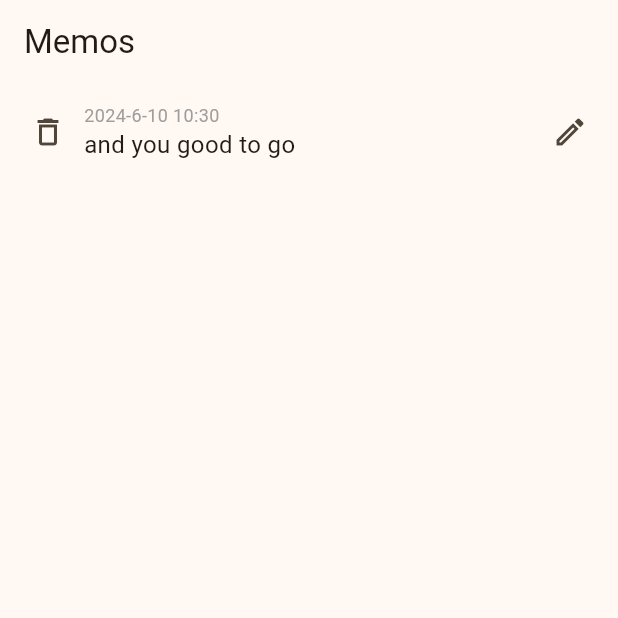
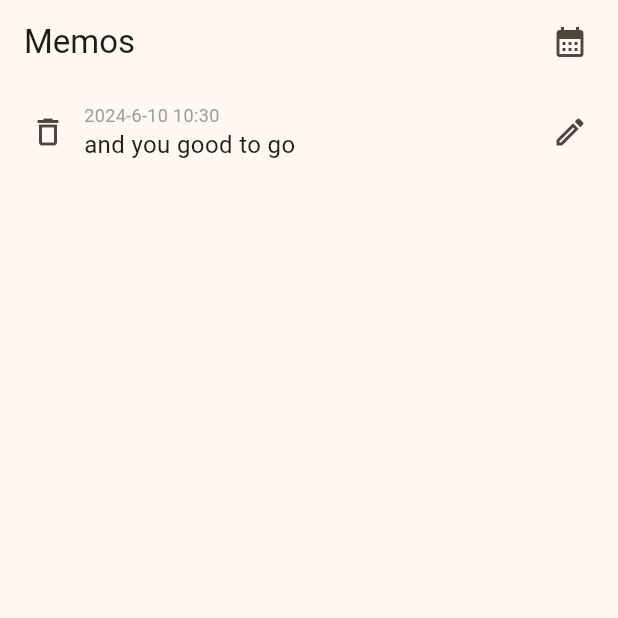
Before and after one commit to lumpsoid/octimemo, a Flutter app: the screen it shows after launch, on a phone screen of 412 x 824 dp, the top half of it. Run offline on Flutter 3.47's test engine with Material 3 defaults, Android fonts, the phone set to English and light mode, and no system bars; our stand-ins replace equatable, fast_immutable_collections, flutter_bloc, fpdart, rxdart, sqflite; accounts and stored records are empty.

Commit message:
feat: filtered notes view by date

```diff
--- a/lib/notes_overview/bloc/notes_overview_event.dart
+++ b/lib/notes_overview/bloc/notes_overview_event.dart
@@ -62,3 +62,16 @@ final class NotesOverviewToClipboard extends NotesOverviewEvent {
 final class NotesOverviewToggleTheme extends NotesOverviewEvent {
   const NotesOverviewToggleTheme();
 }
+
+final class NotesOverviewDatePick extends NotesOverviewEvent {
+  const NotesOverviewDatePick(this.datePicked);
+
+  final DateTime datePicked;
+
+  @override
+  List<Object> get props => [datePicked];
+}
+
+final class NotesOverviewFilterClean extends NotesOverviewEvent {
+  const NotesOverviewFilterClean();
+}
--- a/lib/notes_overview/bloc/notes_overview_state.dart
+++ b/lib/notes_overview/bloc/notes_overview_state.dart
@@ -11,6 +11,7 @@ final class NotesOverviewState extends Equatable {
     this.inputField = '',
     this.isDarkTheme = false,
     this.editingNoteId = 0,
+    this.filteredNotes = const IList<Note>.empty(),
   });
 
   final NotesOverviewStatus status;
@@ -20,6 +21,7 @@ final class NotesOverviewState extends Equatable {
   final String message;
   final String inputField;
   final bool isDarkTheme;
+  final IList<Note> filteredNotes;
 
   NotesOverviewState copyWith({
     NotesOverviewStatus? status,
@@ -28,6 +30,7 @@ final class NotesOverviewState extends Equatable {
     String? message,
     String? inputField,
     int? editingNoteId,
+    IList<Note>? filteredNotes,
   }) {
     return NotesOverviewState(
       status: status ?? this.status,
@@ -36,6 +39,7 @@ final class NotesOverviewState extends Equatable {
       message: message ?? this.message,
       inputField: inputField ?? this.inputField,
       editingNoteId: editingNoteId ?? this.editingNoteId,
+      filteredNotes: filteredNotes ?? this.filteredNotes,
     );
   }
 
@@ -47,5 +51,6 @@ final class NotesOverviewState extends Equatable {
         lastDeletedNote,
         inputField,
         editingNoteId,
+        filteredNotes,
       ];
 }
--- /dev/null
+++ b/lib/notes_overview/models/models.dart
@@ -0,0 +1 @@
+export 'notes_view_filter.dart';
--- a/lib/notes_overview/view/notes_overview_page.dart
+++ b/lib/notes_overview/view/notes_overview_page.dart
@@ -47,43 +47,18 @@ class NotesOverviewScreen extends StatelessWidget {
   Widget build(BuildContext context) {
     return Scaffold(
       appBar: AppBar(
-        title: const Text('Memos'),
-        // actions: [
-        // IconButton(
-        //   icon: const Icon(Icons.dark_mode_outlined),
-        //   onPressed: () {
-        // context
-        //     .read<NotesOverviewBloc>()
-        //     .add(const NotesOverviewToggleTheme());
-        // },
-        // ),
-        // ],
+        title: const OverviewTitle(),
+        actions: const [
+          DatePickerButton(),
+        ],
       ),
       body: SafeArea(
         child: BlocBuilder<NotesOverviewBloc, NotesOverviewState>(
           builder: (context, state) {
-            if (state.status == NotesOverviewStatus.loading) {
-              return const Center(child: CircularProgressIndicator());
+            if (state.filteredNotes.isNotEmpty) {
+              return const NotesFilteredList();
             }
-            return Column(
-              children: [
-                Expanded(
-                  child: state.notes.isEmpty
-                      ? const Center(child: Text('No notes.'))
-                      : ListView.builder(
-                          itemCount: state.notes.length,
-                          itemBuilder: (context, index) {
-                            final reversedIndex =
-                                state.notes.length - 1 - index;
-                            return NoteCard(
-                              note: state.notes[reversedIndex],
-                            );
-                          },
-                        ),
-                ),
-                const GlobalInputField(),
-              ],
-            );
+            return const NotesList();
           },
         ),
       ),
--- /dev/null
+++ b/lib/notes_overview/widgets/date_picker_button.dart
@@ -0,0 +1,39 @@
+import 'package:flutter/material.dart';
+import 'package:memocti/notes_overview/notes_overview.dart';
+import 'package:flutter_bloc/flutter_bloc.dart';
+
+class DatePickerButton extends StatelessWidget {
+  const DatePickerButton({super.key});
+
+  @override
+  Widget build(BuildContext context) {
+    return BlocBuilder<NotesOverviewBloc, NotesOverviewState>(
+        builder: (context, state) {
+      return state.filteredNotes.isEmpty
+          ? IconButton(
+              icon: const Icon(Icons.calendar_month),
+              padding: const EdgeInsets.fromLTRB(8.0, 0.0, 20.0, 0.0),
+              onPressed: () async {
+                final dateNow = DateTime.now();
+                final datePicked = await showDatePicker(
+                  context: context,
+                  initialDate: dateNow,
+                  firstDate: DateTime(2024),
+                  lastDate: dateNow,
+                );
+                if (datePicked == null) {
+                  return;
+                }
+                context
+                    .read<NotesOverviewBloc>()
+                    .add(NotesOverviewDatePick(datePicked));
+              },
+            )
+          : IconButton(
+              onPressed: () => context.read<NotesOverviewBloc>().add(
+                    const NotesOverviewFilterClean(),
+                  ),
+              icon: const Icon(Icons.clear));
+    });
+  }
+}
--- /dev/null
+++ b/lib/notes_overview/widgets/notes_list.dart
@@ -0,0 +1,36 @@
+import 'package:flutter/material.dart';
+import 'package:flutter_bloc/flutter_bloc.dart';
+import 'package:memocti/notes_overview/notes_overview.dart';
+
+class NotesList extends StatelessWidget {
+  const NotesList({super.key});
+
+  @override
+  Widget build(BuildContext context) {
+    return BlocBuilder<NotesOverviewBloc, NotesOverviewState>(
+      builder: (context, state) {
+        if (state.status == NotesOverviewStatus.loading) {
+          return const Center(child: CircularProgressIndicator());
+        }
+        return Column(
+          children: [
+            Expanded(
+              child: state.notes.isEmpty
+                  ? const Center(child: Text('No notes.'))
+                  : ListView.builder(
+                      itemCount: state.notes.length,
+                      itemBuilder: (context, index) {
+                        final reversedIndex = state.notes.length - 1 - index;
+                        return NoteCard(
+                          note: state.notes[reversedIndex],
+                        );
+                      },
+                    ),
+            ),
+            const GlobalInputField(),
+          ],
+        );
+      },
+    );
+  }
+}
--- /dev/null
+++ b/lib/notes_overview/widgets/overview_title.dart
@@ -0,0 +1,17 @@
+import 'package:flutter/material.dart';
+import 'package:memocti/notes_overview/notes_overview.dart';
+import 'package:flutter_bloc/flutter_bloc.dart';
+
+class OverviewTitle extends StatelessWidget {
+  const OverviewTitle({super.key});
+
+  @override
+  Widget build(BuildContext context) {
+    return BlocBuilder<NotesOverviewBloc, NotesOverviewState>(
+        builder: (context, state) {
+      return state.filteredNotes.isEmpty
+          ? const Text('Memos')
+          : const Text('Filtered Memos');
+    });
+  }
+}
--- a/lib/notes_overview/widgets/widgets.dart
+++ b/lib/notes_overview/widgets/widgets.dart
@@ -1,2 +1,6 @@
+export 'date_picker_button.dart';
+export 'global_input_field.dart';
+export 'notes_list.dart';
+export 'notes_filtered_list.dart';
 export 'note_card.dart';
-export 'global_input_field.dart';
+export 'overview_title.dart';
```
Also changed, not shown: lib/notes_overview/bloc/notes_overview_bloc.dart (+25 -1 lines), lib/notes_overview/widgets/notes_filtered_list.dart (added, +35 -0 lines).
